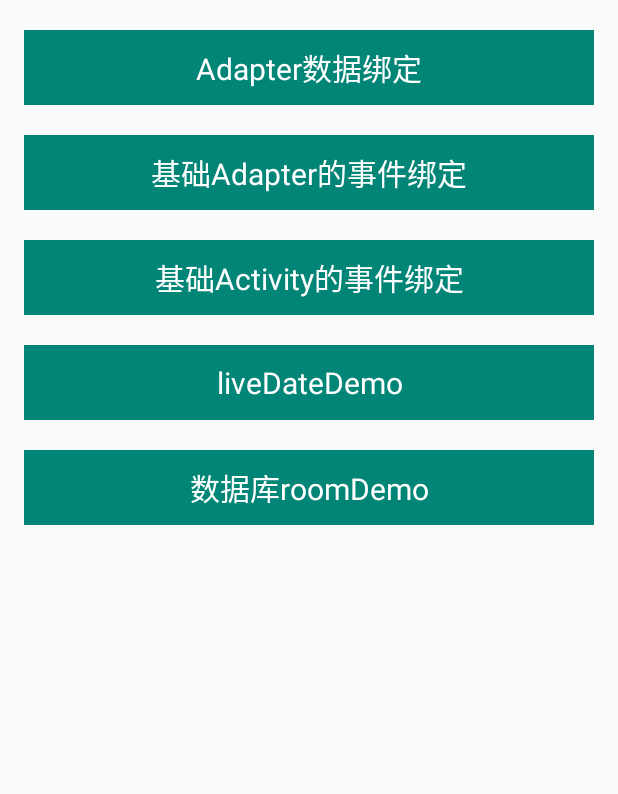
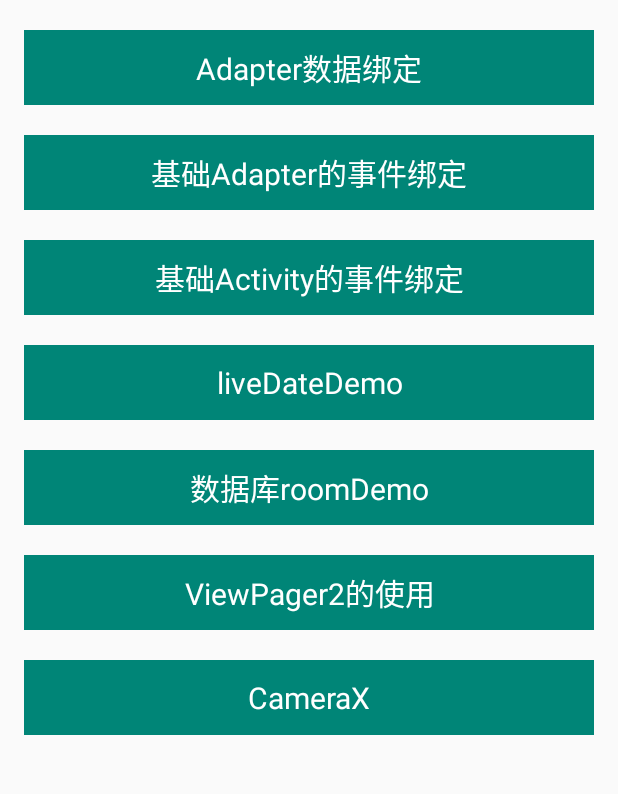
Before and after one commit to 704266213/DataBinding, an Android app: the layout activity_main.xml on its own in the app's theme, with its tools: preview values and no code run, on a phone screen of 412 x 824 dp, the part 105-899 px from its top. Run offline under Robolectric (Android 15) with nearby library versions, the phone set to English and light mode, and no system bars.

Commit message:
添加ViewPager2及CameraX

```diff
--- /dev/null
+++ b/app/src/main/res/drawable/shape_5e77ff_radius_32.xml
@@ -0,0 +1,5 @@
+<?xml version="1.0" encoding="utf-8"?>
+<shape xmlns:android="http://schemas.android.com/apk/res/android">
+    <corners android:radius="32dp" />
+    <solid android:color="#5e77ff" />
+</shape>
--- a/app/src/main/res/layout/activity_main.xml
+++ b/app/src/main/res/layout/activity_main.xml
@@ -18,6 +18,11 @@
             type="MainActivity" />
     </data>
 
+
+    <androidx.core.widget.NestedScrollView
+        android:layout_width="match_parent"
+        android:layout_height="match_parent"
+        android:fillViewport="true">
 
         <LinearLayout
             android:layout_width="match_parent"
@@ -105,6 +110,34 @@
                 android:textColor="@android:color/white"
                 android:textSize="20sp" />
 
+
+            <TextView
+                android:id="@+id/viewPager2Demo"
+                android:layout_width="match_parent"
+                android:layout_height="wrap_content"
+                android:layout_marginTop="20dp"
+                android:background="@color/colorPrimary"
+                android:gravity="center"
+                android:minHeight="50dp"
+                android:onClick="@{(view)->mainClickListener.viewPager2Demo(view)}"
+                android:text="ViewPager2的使用"
+                android:textColor="@android:color/white"
+                android:textSize="20sp" />
+
+            <TextView
+                android:layout_width="match_parent"
+                android:layout_height="wrap_content"
+                android:layout_marginTop="20dp"
+                android:background="@color/colorPrimary"
+                android:gravity="center"
+                android:minHeight="50dp"
+                android:onClick="@{(view)->mainClickListener.goToCameraX(view)}"
+                android:text="CameraX"
+                android:textColor="@android:color/white"
+                android:textSize="20sp" />
+
         </LinearLayout>
+    </androidx.core.widget.NestedScrollView>
+
 
 </layout>
--- a/app/src/main/res/values/colors.xml
+++ b/app/src/main/res/values/colors.xml
@@ -3,4 +3,5 @@
     <color name="colorPrimary">#008577</color>
     <color name="colorPrimaryDark">#00574B</color>
     <color name="colorAccent">#D81B60</color>
+
 </resources>
```
Also changed, not shown: app/build.gradle (+19 -0 lines), app/src/main/AndroidManifest.xml (+5 -2 lines), app/src/main/java/com/databinding/demo/MainActivity.java (+17 -0 lines), app/src/main/java/com/databinding/demo/activity/CameraXActivity.java (added, +95 -0 lines), app/src/main/java/com/databinding/demo/activity/ViewPager2Activity.java (added, +71 -0 lines), app/src/main/java/com/databinding/demo/custom/RadarDrawable.java (added, +114 -0 lines), app/src/main/res/layout/activity_camera_x.xml (added, +38 -0 lines), app/src/main/res/layout/activity_view_pager2.xml (added, +24 -0 lines), app/src/main/res/layout/viewpager_item_view.xml (added, +9 -0 lines), app/src/main/res/drawable-v24/drawable-xhdpi/radar.png (added), app/src/main/res/drawable-xhdpi/radar_bg.png (added), app/src/main/res/drawable/radar.png (added). Lines whose indentation alone changed are shown as unchanged.
